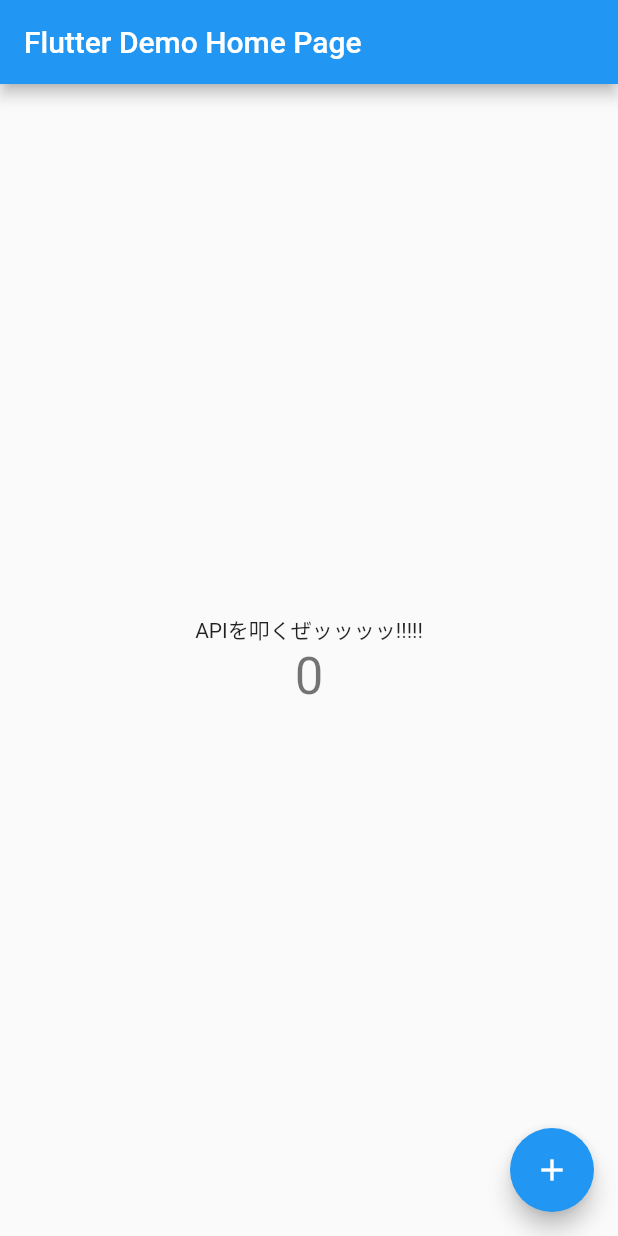
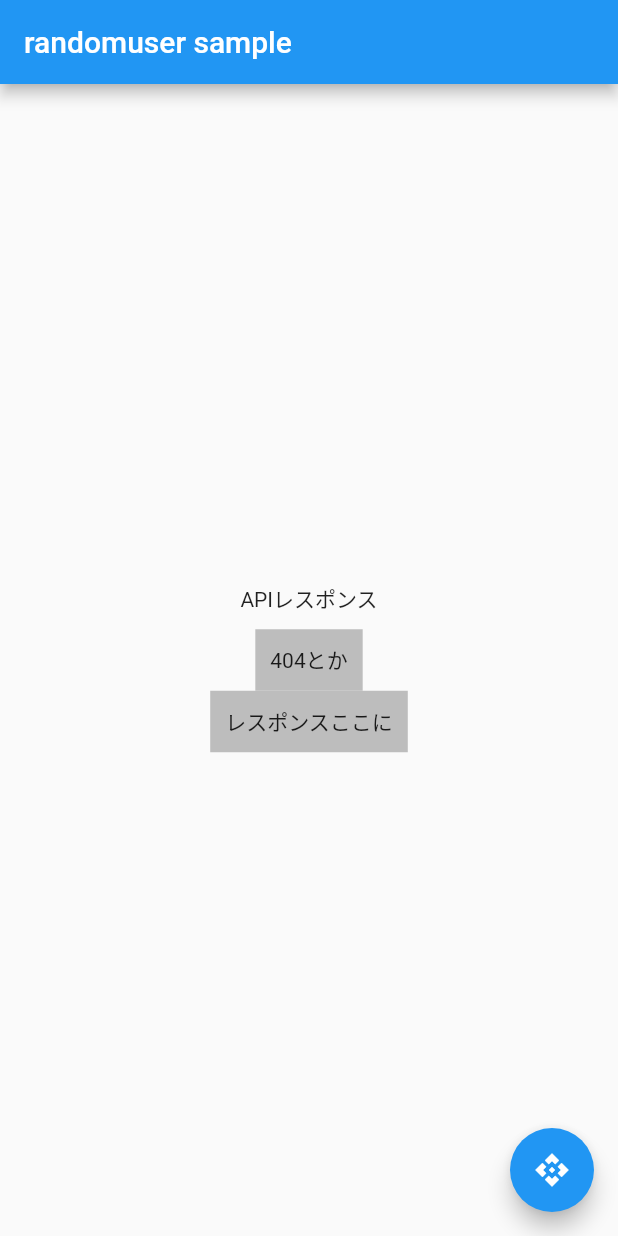
Before and after one commit to ken-ty/flutter_samples, a Flutter app: the screen it shows after launch, on a phone screen of 412 x 824 dp. Run offline on Flutter 3.47's test engine with Material 2 defaults, Android fonts, the phone set to English and light mode, and no system bars.

Commit message:
feat: ボタンタップでrandomuserApiのレスポンスを画面表示する機能を作成

```diff
--- a/randomuser/randomuser/lib/api_call/api_call_page.dart
+++ b/randomuser/randomuser/lib/api_call/api_call_page.dart
@@ -1,4 +1,5 @@
 import 'package:flutter/material.dart';
+import 'package:randomuser/api_call/randomuser_api.dart';
 
 /// APIをコールできるページ
 class ApiCallPage extends StatefulWidget {
@@ -10,11 +11,19 @@ class ApiCallPage extends StatefulWidget {
 }
 
 class _ApiCallPageState extends State<ApiCallPage> {
-  /// ボタンを押された回数
-  int _counter = 0;
+  String _responseStatusCode = '404とか';
+  String _responseBodyString = 'レスポンスここに';
 
-  /// カウンター値を1上げる
-  void _incrementCounter() => setState(() => _counter++);
+  final randomuserApi = RandomuserApi();
+
+  /// APIコールを実行する
+  void _callApi() async {
+    final response = await randomuserApi.get();
+    setState(() {
+      _responseStatusCode = response.statusCode.toString();
+      _responseBodyString = response.body.toString();
+    });
+  }
 
   @override
   Widget build(BuildContext context) {
@@ -24,18 +33,25 @@ class _ApiCallPageState extends State<ApiCallPage> {
         child: Column(
           mainAxisAlignment: MainAxisAlignment.center,
           children: <Widget>[
-            const Text('APIを叩くぜッッッッ!!!!!'),
-            Text(
-              '$_counter',
-              style: Theme.of(context).textTheme.headline4,
+            Container(
+                padding: const EdgeInsets.all(10),
+                child: const Text('APIレスポンス')),
+            Container(
+              padding: const EdgeInsets.all(10),
+              color: Colors.grey.shade400,
+              child: Text(_responseStatusCode),
+            ),
+            Container(
+              padding: const EdgeInsets.all(10),
+              color: Colors.grey.shade400,
+              child: Text(_responseBodyString),
             ),
           ],
         ),
       ),
       floatingActionButton: FloatingActionButton(
-        onPressed: _incrementCounter,
-        tooltip: 'Increment',
-        child: const Icon(Icons.add),
+        onPressed: _callApi,
+        child: const Icon(Icons.api),
       ),
     );
   }
--- /dev/null
+++ b/randomuser/randomuser/lib/api_call/randomuser_api.dart
@@ -0,0 +1,10 @@
+import 'package:http/http.dart' as http; // 使用時にライブラリをインポートする。
+
+class RandomuserApi {
+  final url = 'https://randomuser.me/api/';
+
+  /// get で叩く
+  Future<http.Response> get() async {
+    return await http.get(Uri.parse(url));
+  }
+}
--- a/randomuser/randomuser/lib/config/app.dart
+++ b/randomuser/randomuser/lib/config/app.dart
@@ -7,9 +7,9 @@ class App extends StatelessWidget {
   @override
   Widget build(BuildContext context) {
     return MaterialApp(
-      title: 'Flutter Demo',
+      title: 'randomuser',
       theme: ThemeData(primarySwatch: Colors.blue),
-      home: const ApiCallPage(title: 'Flutter Demo Home Page'),
+      home: const ApiCallPage(title: 'randomuser sample'),
     );
   }
 }
```
